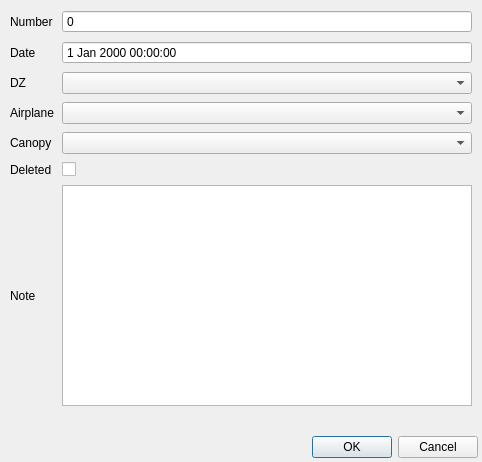
anpp/anreader, file anreader_sources/jumpeditor_dialog/n3jumpeditor.ui: the form before one commit.
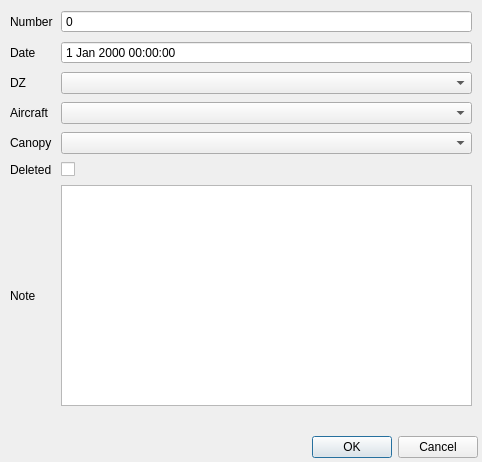
The form after the commit.

The edit to the form file:
```diff
--- a/anreader_sources/jumpeditor_dialog/n3jumpeditor.ui
+++ b/anreader_sources/jumpeditor_dialog/n3jumpeditor.ui
@@ -69,7 +69,7 @@
           <item row="3" column="0">
            <widget class="QLabel" name="label_4">
             <property name="text">
-             <string>Airplane</string>
+             <string>Aircraft</string>
             </property>
            </widget>
           </item>
```
Left out of the diff: 4 changed lines with no effect on the pictures.
